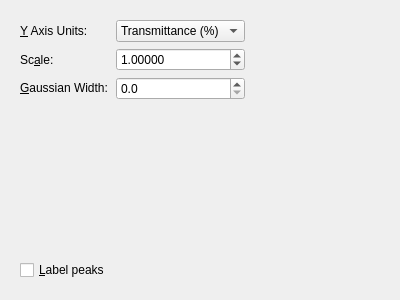
The window that libavogadro/src/extensions/spectratabraman.ui (cryos/avogadro) describes before a commit, drawn with Qt 5.
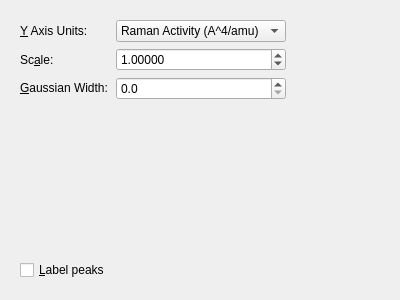
The same window after the commit.

Commit message: Raman support and data table in spectradialog

Patch:
```diff
--- a/libavogadro/src/extensions/spectratabraman.ui
+++ b/libavogadro/src/extensions/spectratabraman.ui
@@ -43,12 +43,7 @@
         </property>
         <item>
          <property name="text">
-          <string>Transmittance (%)</string>
-         </property>
-        </item>
-        <item>
-         <property name="text">
-          <string>Absorbance (%)</string>
+          <string>Raman Activity (A^4/amu)</string>
          </property>
         </item>
        </widget>
```
The commit also changes 2 other files.
